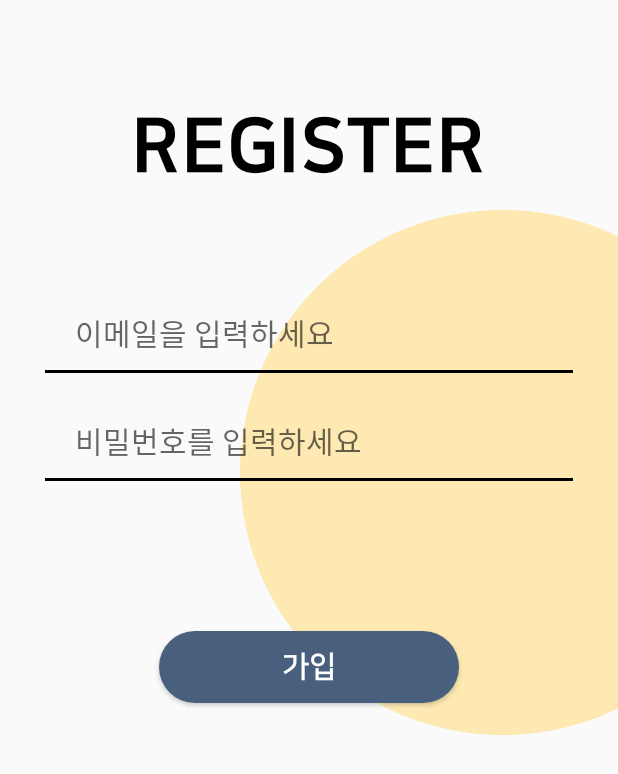
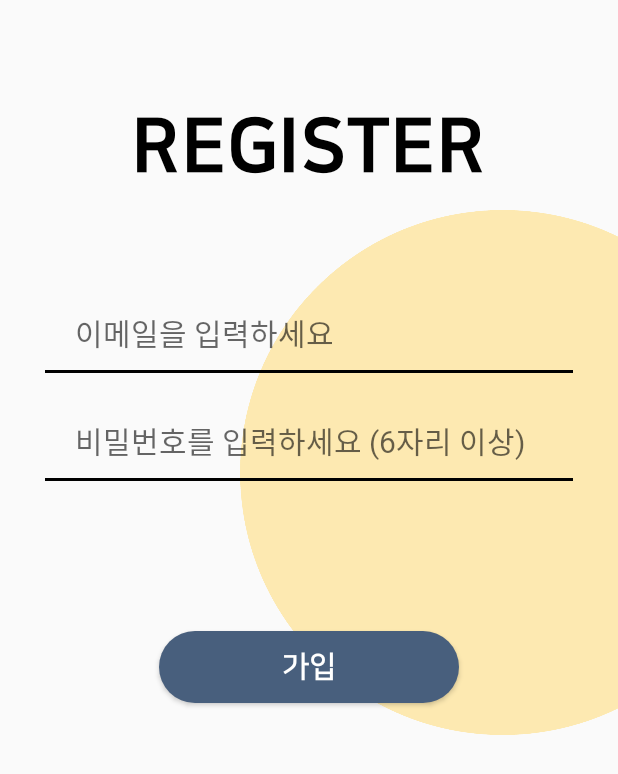
Before and after one commit to Uh-hub/project_nanlina, an Android app: the ActivityRegister screen opened directly, with no data from a screen before it, on a phone screen of 412 x 824 dp. Shown: the top 774 px of the screen. Run offline under Robolectric (Android 15) with nearby library versions, the phone set to English and light mode, and no system bars; our stand-ins replace Firebase (no records; nobody signed in at launch, a user with empty details on screens opened directly).

Commit message:
Add Login Condition

```diff
--- a/app/src/main/res/layout/activity_register.xml
+++ b/app/src/main/res/layout/activity_register.xml
@@ -69,7 +69,7 @@
                 android:textColor="@color/black"
                 android:textSize="20dp"
                 android:fontFamily="@font/nanum_barun_gothic"
-                android:hint="비밀번호를 입력하세요"
+                android:hint="비밀번호를 입력하세요 (6자리 이상)"
                 android:inputType="textPassword"/>
 
             <View
```
